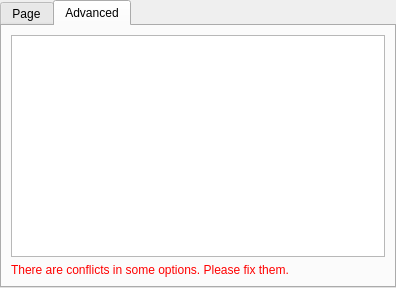
The window that src/printsupport/dialogs/qprintpropertieswidget.ui (bitwiseworks/qtbase-os2) describes before a commit, drawn with Qt 5.
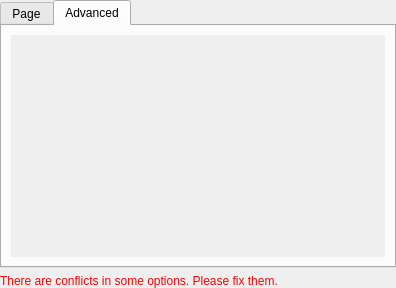
The same window after the commit. The open tabs and pages were chosen to show the change. Custom widgets are drawn as their Qt base class.

What changed in the file:
```diff
--- a/src/printsupport/dialogs/qprintpropertieswidget.ui
+++ b/src/printsupport/dialogs/qprintpropertieswidget.ui
@@ -47,10 +47,28 @@
       </attribute>
       <layout class="QVBoxLayout" name="verticalLayout_2">
        <item>
-        <widget class="QTreeView" name="treeView">
-         <property name="alternatingRowColors">
+        <widget class="QScrollArea" name="scrollArea">
+         <property name="frameShape">
+          <enum>QFrame::NoFrame</enum>
+         </property>
+         <property name="widgetResizable">
           <bool>true</bool>
          </property>
+         <widget class="QWidget" name="scrollAreaWidgetContents">
+          <property name="geometry">
+           <rect>
+            <x>0</x>
+            <y>0</y>
+            <width>376</width>
+            <height>217</height>
+           </rect>
+          </property>
+          <layout class="QVBoxLayout" name="verticalLayout"/>
+         </widget>
+        </widget>
+       </item>
+      </layout>
+     </widget>
         </widget>
        </item>
        <item>
@@ -95,10 +113,6 @@
          <property name="text">
           <string>There are conflicts in some options. Please fix them.</string>
          </property>
-        </widget>
-       </item>
-      </layout>
-     </widget>
     </widget>
    </item>
   </layout>
```
Lines whose indentation alone changed are shown as unchanged.
